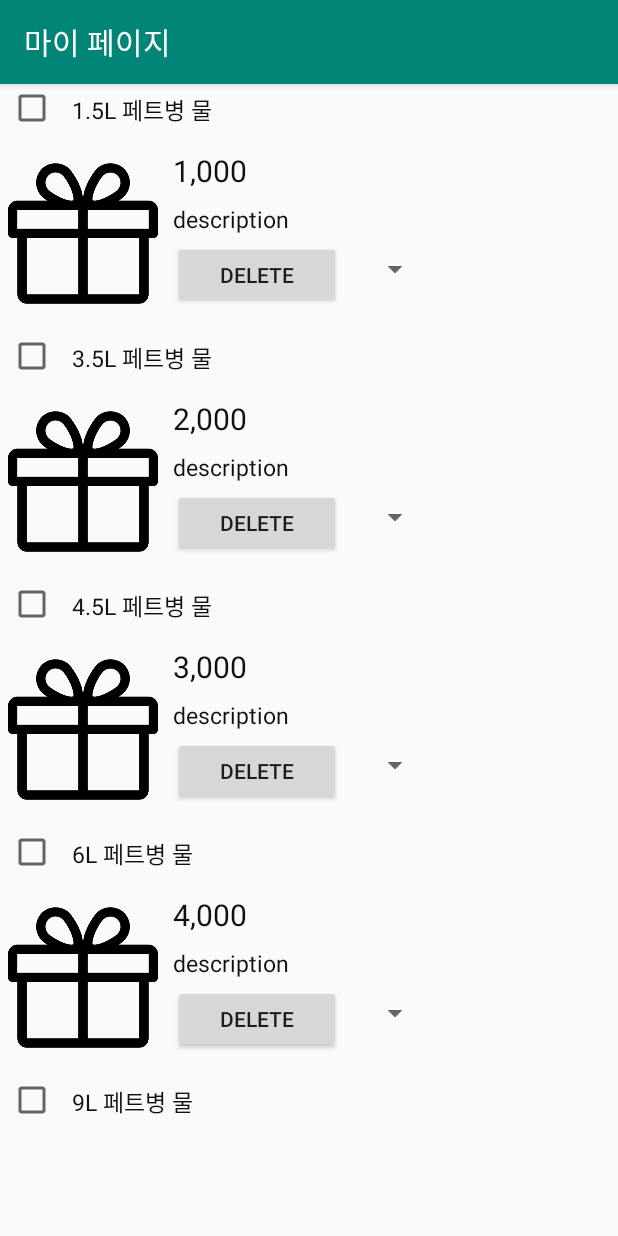
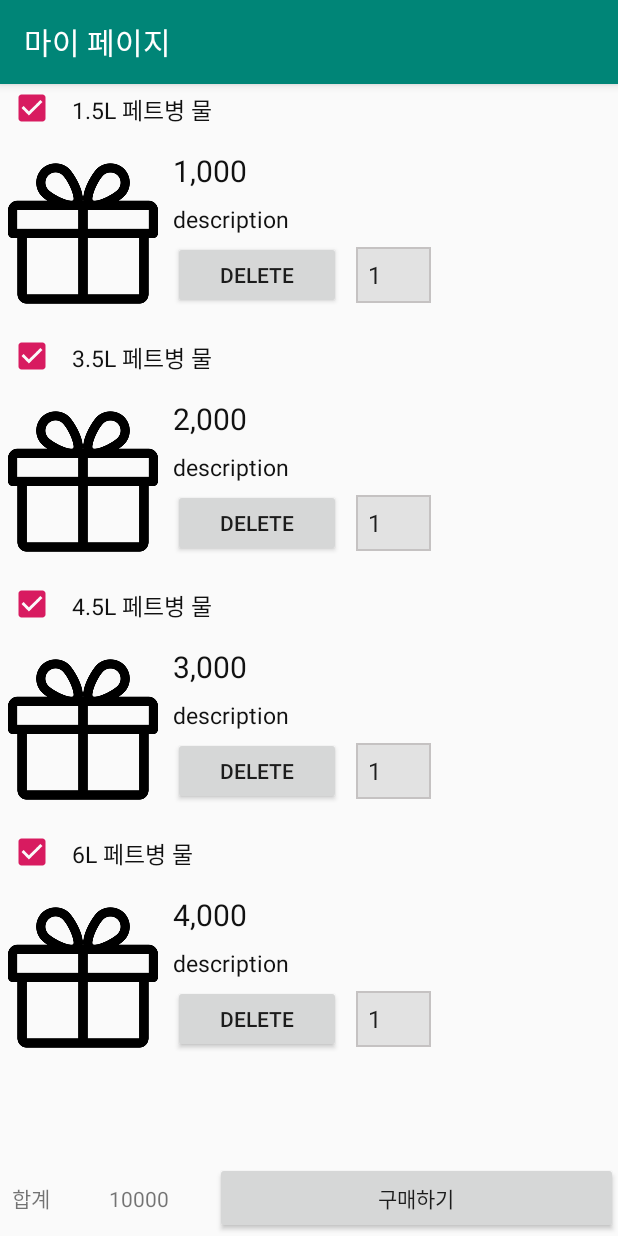
Before and after one commit to HyoilKim/Choose, an Android app: the Cart screen opened through its navigation route, on a phone screen of 412 x 824 dp. Run offline under Robolectric (Android 15) with nearby library versions, the phone set to English and light mode, and no system bars; our stand-ins replace navigation-ui; libraries missing offline, so code that uses them is left out: cn.trinea.android; pictures from the network do not load; 4 statements that could not run were skipped.

Commit message:
almost finish tab3(cart)

```diff
--- a/Choose/app/src/main/java/com/example/choose/ui/cart/Adapter.java
+++ b/Choose/app/src/main/java/com/example/choose/ui/cart/Adapter.java
@@ -1,5 +1,6 @@
 package com.example.choose.ui.cart;
 
+import android.content.ClipData;
 import android.content.Context;
 import android.util.Log;
 import android.view.LayoutInflater;
@@ -7,9 +8,13 @@ import android.view.View;
 import android.view.ViewGroup;
 import android.widget.AdapterView;
 import android.widget.ArrayAdapter;
+import android.widget.Button;
+import android.widget.CheckBox;
+import android.widget.EditText;
 import android.widget.ImageView;
 import android.widget.Spinner;
 import android.widget.TextView;
+import android.widget.Toast;
 
 import androidx.annotation.NonNull;
 import androidx.recyclerview.widget.RecyclerView;
@@ -23,13 +28,17 @@ public class Adapter extends RecyclerView.Adapter<Adapter.ViewHolder> {
     private ArrayList<CartItemData> itemList;
     private Context context;
     private ArrayAdapter arrayAdapter;
-    String[] items = {"1", "2", "3", "4", "5", "6", "7", "8", "9", "10"};
+    private TextView priceSumView;
+    private ArrayList<Integer> eachItemCount, eachItemPrice;
+    String[] spinnerItems = {"1", "2", "3", "4", "5", "6", "7", "8", "9", "10"};
 
-    public Adapter(Context context, ArrayList<CartItemData> itemList) {
+    public Adapter(Context context, ArrayList<CartItemData> itemList, ArrayList<Integer> eachItemCount, ArrayList<Integer> eachItemPrice) {
         this.itemList = itemList;
         this.context = context;
-        arrayAdapter = new ArrayAdapter(context, android.R.layout.simple_spinner_item, items);
-        Log.d("itemList size", itemList.size()+"");
+        this.eachItemCount = eachItemCount;
+        this.eachItemPrice = eachItemPrice;
+        arrayAdapter = new ArrayAdapter(context, android.R.layout.simple_spinner_item, spinnerItems);
+        setSumOfPrice();
     }
 
     @NonNull
@@ -61,15 +70,89 @@ public class Adapter extends RecyclerView.Adapter<Adapter.ViewHolder> {
     }
 
     public class ViewHolder extends RecyclerView.ViewHolder{
-        TextView title, price, count;
+        TextView title, price;
         ImageView image;
         Spinner spinner;
+        Button delete;
+        CheckBox checkBox;
         public ViewHolder(@NonNull View itemView) {
             super(itemView);
             title = (TextView) itemView.findViewById(R.id.cart_title);
             price = (TextView) itemView.findViewById(R.id.cart_price);
             image = (ImageView) itemView.findViewById(R.id.cart_image);
+            delete = (Button) itemView.findViewById(R.id.cart_deleteButton);
             spinner = (Spinner) itemView.findViewById(R.id.cart_spinner);
+            checkBox = (CheckBox) itemView.findViewById(R.id.cart_checkBox);
+
+            delete.setOnClickListener(new View.OnClickListener() {
+                @Override
+                public void onClick(View v) {
+                    int pos = getAdapterPosition();
+                    if (pos != RecyclerView.NO_POSITION) {
+                        itemList.remove(pos);
+                        notifyItemRemoved(pos);
+                        eachItemCount.remove(pos);
+                        eachItemPrice.remove(pos);
+                        // 총 합 다시 계산
+                        setSumOfPrice();
+                    }
+                }
+            });
+            // 체크 되어 있으면, spinner 에서 선택된 개수를 eachItemCount에 세팅
+            //      되어 있지 않으면, count 0으로 세팅
+            checkBox.setOnClickListener(new View.OnClickListener() {
+                @Override
+                public void onClick(View v) {
+                    int pos = getAdapterPosition();
+                    if (pos != RecyclerView.NO_POSITION) {
+                        CartItemData item = itemList.get(pos);
+                        if (checkBox.isChecked()) {
+                            Log.d("check","~~");
+                            eachItemCount.set(pos, Integer.valueOf(spinner.getSelectedItem().toString()));
+                        } else {
+                            Log.d("uncheck","~~");
+                            eachItemCount.set(pos, 0);
+                        }
+                        // 총 합 재세팅
+                        setSumOfPrice();
+                    }
+                }
+            });
+            // spinner가 클릭 되었을 때, checkBox가 체크 되어 있다면 eachitemCount를 0으로 세팅
+            //                                      체크 되어 있지 않다면, spinner 값으로 세팅
+            spinner.setOnItemSelectedListener(new AdapterView.OnItemSelectedListener() {
+                @Override
+                public void onItemSelected(AdapterView<?> parent, View view, int position, long id) {
+                    Toast.makeText(context, spinnerItems[position]+" 선택됨.", Toast.LENGTH_SHORT).show();
+                    int itemPos = getAdapterPosition();
+                    int count = Integer.parseInt(spinnerItems[position]);
+                    if (checkBox.isChecked()) {
+                        eachItemCount.set(itemPos, count);
+                    } else {
+                        eachItemCount.set(itemPos, 0);
+                    }
+                    // 총 합 재세팅
+                    setSumOfPrice();
+                }
+                @Override
+                public void onNothingSelected(AdapterView<?> parent) {
+
+                }
+            });
+
         }
     }
+
+    public void setSumOfPrice() {
+        int sum = 0;
+        for (int i = 0; i < eachItemCount.size(); i++) {
+            sum += eachItemCount.get(i)*eachItemPrice.get(i);
+        }
+        Cart.sumOfPrice.setText(sum+"");
+    }
+
+    public void addItem(int price, int count) {
+        eachItemCount.add(count);
+        eachItemPrice.add(price);
+    }
 }
--- a/Choose/app/src/main/java/com/example/choose/ui/cart/Cart.java
+++ b/Choose/app/src/main/java/com/example/choose/ui/cart/Cart.java
@@ -10,6 +10,7 @@ import android.view.MenuInflater;
 import android.view.MenuItem;
 import android.view.View;
 import android.view.ViewGroup;
+import android.widget.TextView;
 
 import androidx.annotation.NonNull;
 import androidx.annotation.Nullable;
@@ -29,6 +30,7 @@ public class Cart extends Fragment {
     private ArrayList<CartItemData> itemList;
     private RecyclerView recyclerView;
     private Adapter adapter;
+    public static TextView sumOfPrice;
 
     @Override
     public void onCreate(@Nullable Bundle savedInstanceState) {
@@ -38,20 +40,25 @@ public class Cart extends Fragment {
 
     public View onCreateView(@NonNull LayoutInflater inflater, ViewGroup container, Bundle savedInstanceState) {
         View root = inflater.inflate(R.layout.fragment_cart, container, false);
+        sumOfPrice = root.findViewById(R.id.priceSum);
 
         recyclerView = root.findViewById(R.id.recyclerView);
         LinearLayoutManager linearLayoutManager = new LinearLayoutManager(getContext());
         recyclerView.setLayoutManager(linearLayoutManager);
 
         itemList = new ArrayList<>();
+        // ************* DB Item 정보 **************//
+        ArrayList<Integer> eachItemCount = new ArrayList<>(); eachItemCount.add(1); eachItemCount.add(1); eachItemCount.add(1); eachItemCount.add(1);
+        ArrayList<Integer> eachItemPrice = new ArrayList<>(); eachItemPrice.add(1000); eachItemPrice.add(2000); eachItemPrice.add(3000); eachItemPrice.add(4000);
+
         itemList.add(new CartItemData("1.5L 페트병 물", "1,000", "0", 1, false));
         itemList.add(new CartItemData("3.5L 페트병 물", "2,000", "0", 1, false));
         itemList.add(new CartItemData("4.5L 페트병 물", "3,000", "0", 1, false));
         itemList.add(new CartItemData("6L 페트병 물", "4,000", "0", 1, false));
-        itemList.add(new CartItemData("9L 페트병 물", "5,000", "0", 1, false));
 
-        adapter = new Adapter(getContext(), itemList);
+        adapter = new Adapter(getContext(), itemList, eachItemCount, eachItemPrice);
         recyclerView.setAdapter(adapter);
+
 
         // ************* Bottom navigator bar set visible(hardware back key) **************** //
         root.setFocusableInTouchMode(true);
--- a/Choose/app/src/main/java/com/example/choose/ui/home/HomeFragment.java
+++ b/Choose/app/src/main/java/com/example/choose/ui/home/HomeFragment.java
@@ -29,9 +29,6 @@ public class HomeFragment extends Fragment {
     @Override
     public void onCreate(@Nullable Bundle savedInstanceState) {
         super.onCreate(savedInstanceState);
-        getActivity().findViewById(R.id.nav_view).setVisibility(View.VISIBLE);
-        Log.d("oncreate","asd");
-
     }
 
     public View onCreateView(@NonNull LayoutInflater inflater,
--- a/Choose/app/src/main/java/com/example/choose/ui/home/ItemList.java
+++ b/Choose/app/src/main/java/com/example/choose/ui/home/ItemList.java
@@ -28,8 +28,9 @@ public class ItemList extends AppCompatActivity {
     @Override
     protected void onCreate(@Nullable Bundle savedInstanceState) {
         super.onCreate(savedInstanceState);
+//        View view = getLayoutInflater().inflate(R.layout.activity_main, null, false);
+//        view.findViewById(R.id.nav_view).setVisibility(View.VISIBLE);
         setContentView(R.layout.activity_giftlist);
-
         gridView = (GridView) findViewById(R.id.giftList);
 
         adapter = new Adapter();
--- /dev/null
+++ b/Choose/app/src/main/res/drawable/spinner_background.xml
@@ -0,0 +1,14 @@
+<?xml version="1.0" encoding="utf-8"?>
+<shape xmlns:android="http://schemas.android.com/apk/res/android"
+    android:shape="rectangle">
+
+    <!-- #f5f5f5" 색으로 채움 -->
+    <solid
+        android:color="#E2E2E2"/>
+
+    <!-- 1dp 크기의 #000000 색 테두리 -->
+    <stroke
+        android:width="1dp"
+        android:color="#C5C2C2"/>
+
+</shape>
--- a/Choose/app/src/main/res/layout/fragment_cart.xml
+++ b/Choose/app/src/main/res/layout/fragment_cart.xml
@@ -3,7 +3,8 @@
     xmlns:android="http://schemas.android.com/apk/res/android"
     xmlns:tools="http://schemas.android.com/tools"
     android:layout_width="match_parent"
-    android:layout_height="match_parent">
+    android:layout_height="match_parent"
+    android:orientation="vertical">
     <LinearLayout
         android:id="@+id/linear1"
         android:layout_width="match_parent"
@@ -13,14 +14,15 @@
             android:id="@+id/recyclerView"
             android:layout_width="match_parent"
             android:layout_height="wrap_content"
-            android:layout_marginBottom="60dp"/>
+            android:layout_marginBottom="50dp"/>
     </LinearLayout>
-    <RelativeLayout
+
+    <LinearLayout
         android:id="@+id/bottomMenu"
-        android:layout_width="wrap_content"
+        android:layout_width="match_parent"
         android:layout_height="wrap_content"
         android:orientation="horizontal"
-        android:layout_below="@+id/linear1">
+        android:layout_alignParentBottom="true">
         <TextView
             android:id="@+id/sum"
             android:layout_width="42dp"
@@ -28,7 +30,7 @@
             android:gravity="center"
             android:text="합계" />
         <TextView
-            android:id="@+id/sum1"
+            android:id="@+id/priceSum"
             android:layout_width="101dp"
             android:layout_height="50dp"
             android:layout_toRightOf="@+id/sum"
@@ -36,9 +38,9 @@
             android:text="원" />
         <Button
             android:id="@+id/buy"
-            android:layout_width="271dp"
+            android:layout_width="match_parent"
             android:layout_height="wrap_content"
-            android:layout_toRightOf="@+id/sum1"
+            android:layout_toRightOf="@+id/priceSum"
             android:text="구매하기" />
-    </RelativeLayout>
+    </LinearLayout>
 </RelativeLayout>
--- a/Choose/app/src/main/res/layout/item_cart.xml
+++ b/Choose/app/src/main/res/layout/item_cart.xml
@@ -18,7 +18,8 @@
                 android:layout_width="wrap_content"
                 android:layout_height="21dp"
                 android:layout_weight="1"
-                android:layout_margin="5dp"/>
+                android:layout_margin="5dp"
+                android:checked="true"/>
 
             <TextView
                 android:id="@+id/cart_title"
@@ -77,12 +78,15 @@
                     android:layout_width="112dp"
                     android:layout_height="wrap_content"
                     android:text="delete" />
+
                 <Spinner
                     android:id="@+id/cart_spinner"
+                    android:layout_width="50dp"
+                    android:layout_height="37dp"
+                    android:layout_marginTop="4dp"
                     android:layout_marginLeft="10dp"
-                    android:layout_width="50dp"
-                    android:layout_height="38dp"
-                    android:layout_toRightOf="@id/cart_deleteButton" />
+                    android:layout_toRightOf="@id/cart_deleteButton"
+                    android:background="@drawable/spinner_background" />
             </RelativeLayout>
         </RelativeLayout>
     </LinearLayout>
```
Also changed, not shown: Choose/app/src/main/res/layout/activity_item_detail.xml (+27 -9 lines).
